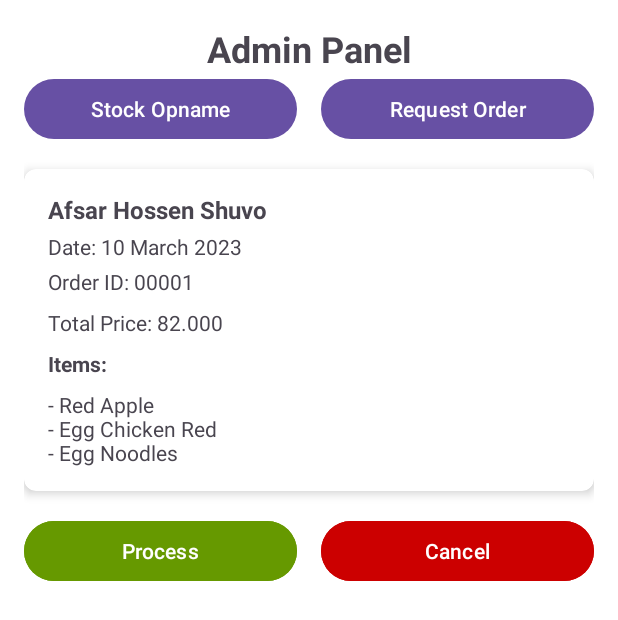
After one commit to richbruh/Fitmeal, an Android app: the layout admin_request.xml on its own in the app's theme, with its tools: preview values and no code run, on a phone screen of 412 x 824 dp. The commit adds this screen. Shown: the top 620 px of the screen. Run offline under Robolectric (Android 15) with nearby library versions, the phone set to English and light mode, and no system bars.

Commit message:
admin request

```diff
--- a/app/src/main/java/com/example/fitmeal/AdminPanelActivity.kt
+++ b/app/src/main/java/com/example/fitmeal/AdminPanelActivity.kt
@@ -1,5 +1,6 @@
 package com.example.fitmeal
 
+import android.content.Intent
 import android.os.Bundle
 import androidx.appcompat.app.AppCompatActivity
 import androidx.recyclerview.widget.LinearLayoutManager
@@ -25,7 +26,14 @@ class AdminPanelActivity : AppCompatActivity() {
         binding.btnAddNewItem.setOnClickListener {
             addNewItem() // Add a new item to the RecyclerView
         }
+
+        // Integrasi Navigasi ke AdminRequest
+        binding.btnRequestOrder.setOnClickListener {
+            val intent = Intent(this, AdminRequest::class.java)
+            startActivity(intent)
+        }
     }
+
 
     // Function to add a new item to the list
     private fun addNewItem() {
--- /dev/null
+++ b/app/src/main/java/com/example/fitmeal/AdminRequest.kt
@@ -0,0 +1,29 @@
+package com.example.fitmeal
+
+import android.os.Bundle
+import android.widget.Toast
+import androidx.appcompat.app.AppCompatActivity
+import com.example.fitmeal.databinding.AdminRequestBinding
+
+class AdminRequest : AppCompatActivity() {
+
+    private lateinit var binding: AdminRequestBinding
+
+    override fun onCreate(savedInstanceState: Bundle?) {
+        super.onCreate(savedInstanceState)
+        binding = AdminRequestBinding.inflate(layoutInflater)
+        setContentView(binding.root)
+
+        // Example: Handle "Process" button click
+        binding.btnProcessOrder.setOnClickListener {
+            Toast.makeText(this, "Order Processed", Toast.LENGTH_SHORT).show()
+            // Add logic to process the order here
+        }
+
+        // Example: Handle "Cancel" button click
+        binding.btnCancelOrder.setOnClickListener {
+            Toast.makeText(this, "Order Canceled", Toast.LENGTH_SHORT).show()
+            // Add logic to cancel the order here
+        }
+    }
+}
--- /dev/null
+++ b/app/src/main/res/layout/admin_request.xml
@@ -0,0 +1,146 @@
+<?xml version="1.0" encoding="utf-8"?>
+<androidx.constraintlayout.widget.ConstraintLayout
+    xmlns:android="http://schemas.android.com/apk/res/android"
+    xmlns:app="http://schemas.android.com/apk/res-auto"
+    android:layout_width="match_parent"
+    android:layout_height="match_parent"
+    android:padding="16dp"
+    android:background="@android:color/white">
+
+    <!-- Header -->
+    <TextView
+        android:id="@+id/tvAdminPanel"
+        android:layout_width="wrap_content"
+        android:layout_height="wrap_content"
+        android:text="Admin Panel"
+        android:textSize="24sp"
+        android:textStyle="bold"
+        app:layout_constraintTop_toTopOf="parent"
+        app:layout_constraintStart_toStartOf="parent"
+        app:layout_constraintEnd_toEndOf="parent"
+        android:gravity="center" />
+
+    <!-- Button Stock Opname -->
+    <Button
+        android:id="@+id/btnStockOpname"
+        android:layout_width="0dp"
+        android:layout_height="wrap_content"
+        android:text="Stock Opname"
+        app:layout_constraintTop_toBottomOf="@id/tvAdminPanel"
+        app:layout_constraintStart_toStartOf="parent"
+        app:layout_constraintEnd_toStartOf="@id/btnRequestOrder"
+        app:layout_constraintHorizontalWeight="1"
+        android:layout_marginEnd="8dp" />
+
+    <!-- Button Request Order -->
+    <Button
+        android:id="@+id/btnRequestOrder"
+        android:layout_width="0dp"
+        android:layout_height="wrap_content"
+        android:text="Request Order"
+        app:layout_constraintTop_toBottomOf="@id/tvAdminPanel"
+        app:layout_constraintStart_toEndOf="@id/btnStockOpname"
+        app:layout_constraintEnd_toEndOf="parent"
+        app:layout_constraintHorizontalWeight="1"
+        android:layout_marginStart="8dp" />
+
+    <!-- Order Details Card -->
+    <androidx.cardview.widget.CardView
+        android:id="@+id/cardOrderDetails"
+        android:layout_width="0dp"
+        android:layout_height="wrap_content"
+        app:cardCornerRadius="8dp"
+        app:cardElevation="4dp"
+        android:layout_marginTop="16dp"
+        app:layout_constraintTop_toBottomOf="@id/btnRequestOrder"
+        app:layout_constraintStart_toStartOf="parent"
+        app:layout_constraintEnd_toEndOf="parent">
+
+        <LinearLayout
+            android:layout_width="match_parent"
+            android:layout_height="match_parent"
+            android:orientation="vertical"
+            android:padding="16dp">
+
+            <!-- User Details -->
+            <TextView
+                android:id="@+id/tvUserName"
+                android:layout_width="wrap_content"
+                android:layout_height="wrap_content"
+                android:layout_marginBottom="4dp"
+                android:text="Afsar Hossen Shuvo"
+                android:textSize="16sp"
+                android:textStyle="bold" />
+
+            <!-- Order Date and ID -->
+            <TextView
+                android:id="@+id/tvOrderDate"
+                android:layout_width="wrap_content"
+                android:layout_height="wrap_content"
+                android:layout_marginBottom="4dp"
+                android:text="Date: 10 March 2023" />
+
+            <TextView
+                android:id="@+id/tvOrderId"
+                android:layout_width="wrap_content"
+                android:layout_height="wrap_content"
+                android:layout_marginBottom="8dp"
+                android:text="Order ID: 00001" />
+
+            <!-- Total Price -->
+            <TextView
+                android:id="@+id/tvTotalPrice"
+                android:layout_width="wrap_content"
+                android:layout_height="wrap_content"
+                android:layout_marginBottom="8dp"
+                android:text="Total Price: 82.000" />
+
+            <!-- Order Items -->
+            <TextView
+                android:id="@+id/tvOrderItems"
+                android:layout_width="wrap_content"
+                android:layout_height="wrap_content"
+                android:layout_marginBottom="8dp"
+                android:text="Items:"
+                android:textStyle="bold" />
+
+            <TextView
+                android:id="@+id/tvItemList"
+                android:layout_width="wrap_content"
+                android:layout_height="wrap_content"
+                android:text="- Red Apple\n- Egg Chicken Red\n- Egg Noodles" />
+
+        </LinearLayout>
+    </androidx.cardview.widget.CardView>
+
+    <!-- Process Button -->
+    <Button
+        android:id="@+id/btnProcessOrder"
+        android:layout_width="0dp"
+        android:layout_height="wrap_content"
+        android:text="Process"
+        android:backgroundTint="@android:color/holo_green_dark"
+        android:textColor="@android:color/white"
+        app:layout_constraintTop_toBottomOf="@id/cardOrderDetails"
+        app:layout_constraintStart_toStartOf="parent"
+        app:layout_constraintEnd_toStartOf="@id/btnCancelOrder"
+        app:layout_constraintHorizontalWeight="1"
+        android:layout_marginTop="16dp"
+        android:layout_marginEnd="8dp" />
+
+    <!-- Cancel Button -->
+    <Button
+        android:id="@+id/btnCancelOrder"
+        android:layout_width="0dp"
+        android:layout_height="wrap_content"
+        android:text="Cancel"
+        android:backgroundTint="@android:color/holo_red_dark"
+        android:textColor="@android:color/white"
+        app:layout_constraintTop_toBottomOf="@id/cardOrderDetails"
+        app:layout_constraintStart_toEndOf="@id/btnProcessOrder"
+        app:layout_constraintEnd_toEndOf="parent"
+        app:layout_constraintHorizontalWeight="1"
+        android:layout_marginTop="16dp"
+        android:layout_marginStart="8dp" />
+
+</androidx.constraintlayout.widget.ConstraintLayout>
```
